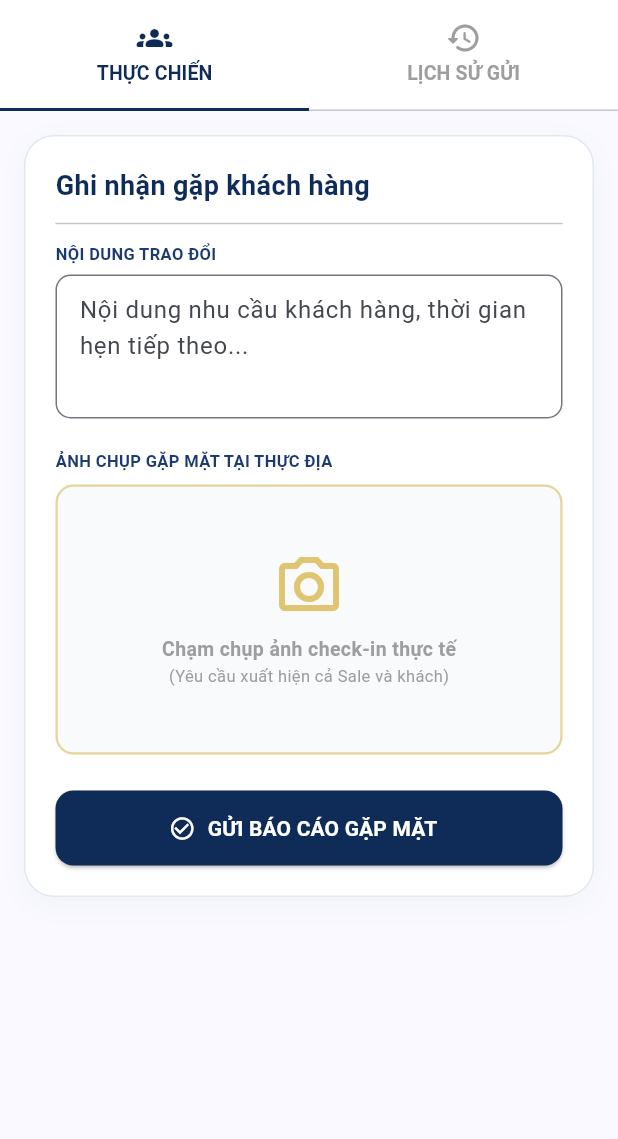
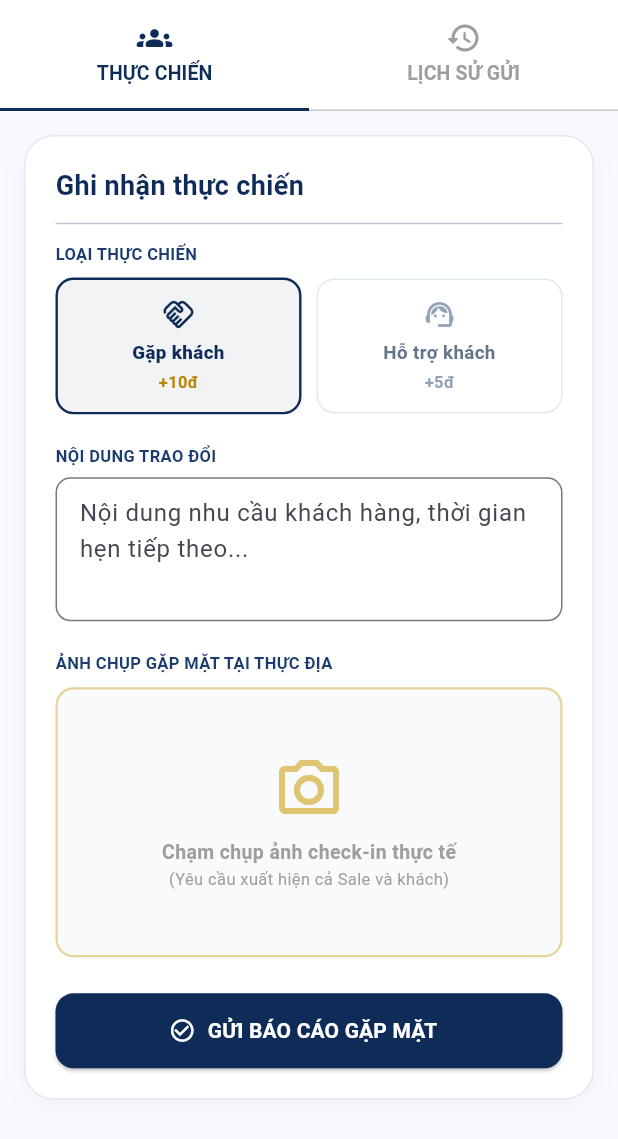
Before and after one commit to HeroM04/MobileApp, a Flutter app: the ThucChienView widget shown alone on an empty page, opened directly, on a phone screen of 412 x 824 dp. Shown: the top 1139 px of the screen. Run offline on Flutter 3.47's test engine with Material 3 defaults, Android fonts, the phone set to English and light mode, and no system bars; our stand-ins replace dio, flutter_dotenv, flutter_secure_storage, geocoding, geolocator, get and 3 more; missing offline and left inert: google_mlkit_face_detection, mobile_scanner, stomp_dart_client; accounts and stored records are empty; network calls fail.

Commit message:
Chọn loại thực chiến, và lịch đào tạo cả tuần có trạng thái tự đổi
THỰC CHIẾN — chọn loại trước khi gửi

Màn hình gửi báo cáo thêm hai ô chọn: Gặp khách (+10đ) và Hỗ trợ khách (+5đ),
ghi rõ số điểm ngay trên ô để nhân sự biết mình đang khai loại nào. Mặc định là
gặp khách.

Bản nháp lưu khi mất mạng cũng giữ loại đã chọn, nên gửi lại sau vẫn đúng điểm.
Nháp cũ lưu từ trước khi có phân loại thì coi là gặp khách.

ĐÀO TẠO — lịch tuần này thay cho danh sách phẳng

Tiêu đề đổi thành "Lịch đào tạo tuần này". Mỗi thẻ đổi mã phòng ở góc trái
thành nhãn trạng thái có màu: Đang diễn ra (xanh lá), Sắp diễn ra (xanh navy),
Đã kết thúc (xám). Nhìn lướt là biết buổi nào cần vào ngay.

Trạng thái đọc từ trường máy chủ tính theo đồng hồ, nên đến giờ học là thẻ tự
đổi sang "Đang diễn ra" mà không cần Admin bấm gì. Máy chủ bản cũ không gửi
trường đó thì rơi về trạng thái cũ, app không vỡ.

Dòng thời gian hiện đủ khoảng giờ kèm thứ trong tuần — "Thứ Năm 20/08 · 09:00 –
11:00" thay vì chỉ một mốc bắt đầu.

Co-Authored-By: Claude Opus 5 <noreply@anthropic.com>

```diff
--- a/kpi_mobile/lib/features/thucchien/views/thuc_chien_view.dart
+++ b/kpi_mobile/lib/features/thucchien/views/thuc_chien_view.dart
@@ -25,6 +25,9 @@ class _ThucChienViewState extends State<ThucChienView> {
 
   final _formKey = GlobalKey<FormState>();
   final TextEditingController _contentController = TextEditingController();
+
+  /// MEETING = trực tiếp gặp khách (+10đ) · SUPPORT = hỗ trợ khách (+5đ)
+  String _loaiThucChien = 'MEETING';
 
   File? _selectedImage;
 
@@ -238,6 +241,7 @@ class _ThucChienViewState extends State<ThucChienView> {
       name: "",
       phone: "",
       project: "",
+      battleType: _loaiThucChien,
       content: _contentController.text,
       imagePath: _selectedImage!.path,
       onSuccess: () {
@@ -245,8 +249,70 @@ class _ThucChienViewState extends State<ThucChienView> {
         setState(() {
           _contentController.clear();
           _selectedImage = null;
+          _loaiThucChien = 'MEETING';
         });
       },
+    );
+  }
+
+  /// Chọn loại thực chiến — quyết định số điểm khi Admin duyệt.
+  Widget _chonLoaiThucChien() {
+    Widget o(String ma, String ten, String diem, IconData bt) {
+      final chon = _loaiThucChien == ma;
+      return Expanded(
+        child: GestureDetector(
+          onTap: () => setState(() => _loaiThucChien = ma),
+          behavior: HitTestBehavior.opaque,
+          child: AnimatedContainer(
+            duration: const Duration(milliseconds: 160),
+            padding: const EdgeInsets.symmetric(vertical: 12, horizontal: 10),
+            decoration: BoxDecoration(
+              color: chon ? const Color(0xFF0F2C59).withOpacity(0.06) : Colors.white,
+              borderRadius: BorderRadius.circular(12),
+              border: Border.all(
+                color: chon ? const Color(0xFF0F2C59) : const Color(0xFFE2E8F0),
+                width: chon ? 1.6 : 1,
+              ),
+            ),
+            child: Column(
+              children: [
+                Icon(bt, size: 22, color: chon ? const Color(0xFF0F2C59) : const Color(0xFF94A3B8)),
+                const SizedBox(height: 6),
+                Text(ten,
+                    textAlign: TextAlign.center,
+                    style: TextStyle(
+                      fontSize: 12.5,
+                      fontWeight: chon ? FontWeight.w800 : FontWeight.w600,
+                      color: chon ? const Color(0xFF0F2C59) : const Color(0xFF64748B),
+                    )),
+                const SizedBox(height: 2),
+                Text(diem,
+                    style: TextStyle(
+                      fontSize: 11,
+                      fontWeight: FontWeight.w700,
+                      color: chon ? const Color(0xFFB8860B) : const Color(0xFF94A3B8),
+                    )),
+              ],
+            ),
+          ),
+        ),
+      );
+    }
+
+    return Column(
+      crossAxisAlignment: CrossAxisAlignment.start,
+      children: [
+        const Text('LOẠI THỰC CHIẾN',
+            style: TextStyle(fontSize: 11, fontWeight: FontWeight.bold, color: Color(0xFF1B3B6F))),
+        const SizedBox(height: 8),
+        Row(
+          children: [
+            o('MEETING', 'Gặp khách', '+10đ', Icons.handshake_outlined),
+            const SizedBox(width: 10),
+            o('SUPPORT', 'Hỗ trợ khách', '+5đ', Icons.support_agent_outlined),
+          ],
+        ),
+      ],
     );
   }
 
@@ -458,10 +524,13 @@ class _ThucChienViewState extends State<ThucChienView> {
                 crossAxisAlignment: CrossAxisAlignment.start,
                 children: [
                   const Text(
-                    "Ghi nhận gặp khách hàng",
+                    "Ghi nhận thực chiến",
                     style: TextStyle(fontSize: 18, fontWeight: FontWeight.bold, color: Color(0xFF0F2C59)),
                   ),
                   const Divider(height: 24),
+
+                  _chonLoaiThucChien(),
+                  const SizedBox(height: 20),
 
                   // Nội dung trao đổi
                   const Text("NỘI DUNG TRAO ĐỔI", style: TextStyle(fontSize: 11, fontWeight: FontWeight.bold, color: Color(0xFF1B3B6F))),
```
Also changed, not shown: kpi_mobile/lib/features/daotao/controllers/training_controller.dart (+27 -1 lines), kpi_mobile/lib/features/daotao/views/dao_tao_view.dart (+75 -22 lines), kpi_mobile/lib/features/thucchien/controllers/thuc_chien_controller.dart (+7 -1 lines).
